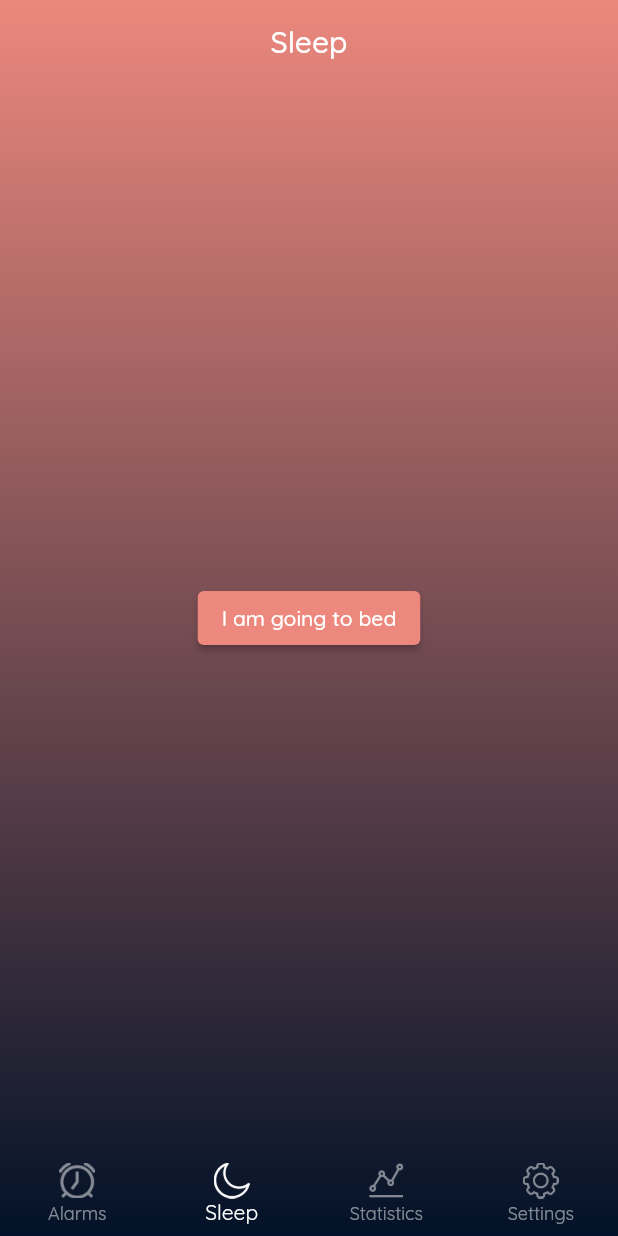
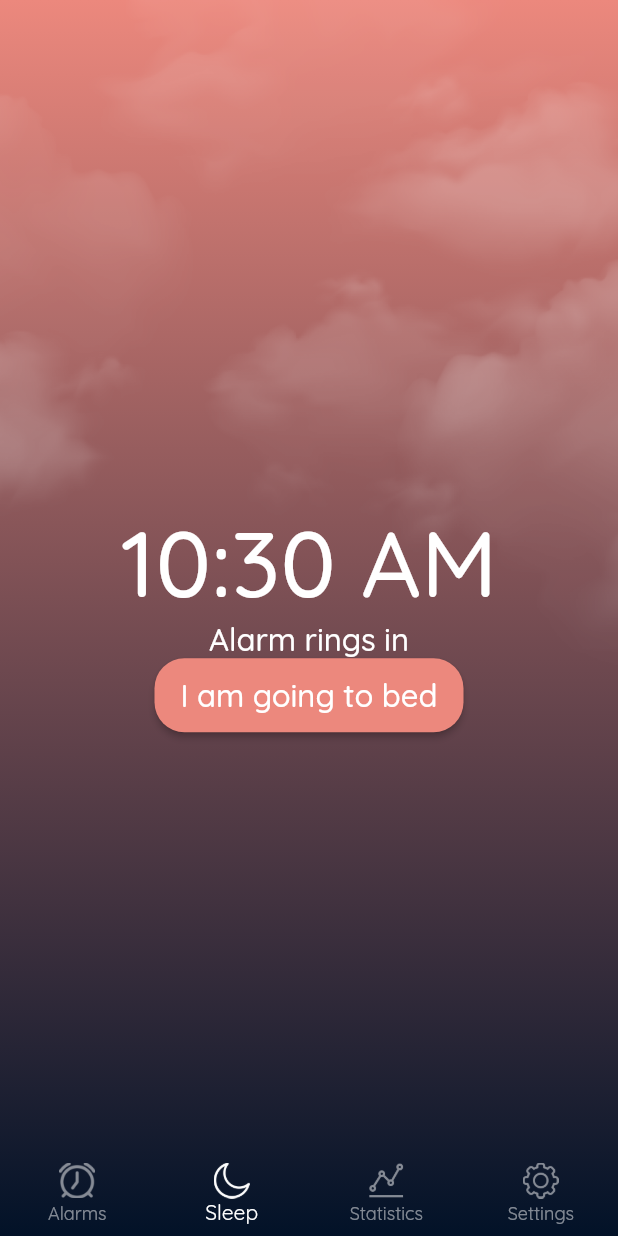
Before and after one commit to OraneOrveillon/grododo, a Flutter app: the screen it shows after launch, on a phone screen of 412 x 824 dp. Run offline on Flutter 3.47's test engine with Material 2 defaults, Android fonts, the phone set to English and light mode, and no system bars; our stand-ins replace fl_chart, flutter_spinbox, google_fonts.

Commit message:
Theme adjustments + SleepPage

```diff
--- a/lib/constants.dart
+++ b/lib/constants.dart
@@ -1,23 +1,6 @@
 import 'package:flutter/material.dart';
 
-// Colors
-const kPrimaryColor = Color(0xFFFF97B3);
+const primaryLightColor = Color(0xFFEC887D);
+const primaryDarkColor = Color(0xFF021228);
 const lightColor = Colors.white;
-const kSecondaryLightColor = Color(0xFFE4E9F2);
-const kSecondaryDarkColor = Color(0xFF404040);
-const kAccentLightColor = Color(0xFFB3BFD7);
-const kAccentDarkColor = Color(0xFF4E4E4E);
-const kBackgroundDarkColor = Color(0xFF3A3A3A);
-const kSurfaceDarkColor = Color(0xFF222225);
-// Icon Colors
-const kAccentIconLightColor = Color(0xFFECEFF5);
-const kAccentIconDarkColor = Color(0xFF303030);
-const kPrimaryIconLightColor = Color(0xFFECEFF5);
-const kPrimaryIconDarkColor = Color(0xFF232323);
-// Text Colors
-const kBodyTextColorLight = Color(0xFFA1B0CA);
-const kBodyTextColorDark = Color(0xFF7C7C7C);
-const kTitleTextLightColor = Color(0xFF101112);
-const kTitleTextDarkColor = Colors.white;
-
-const kShadowColor = Color(0xFF364564);
+const darkColor = Colors.black;
--- a/lib/main.dart
+++ b/lib/main.dart
@@ -1,5 +1,5 @@
 import 'package:flutter/material.dart';
-import 'package:grododo/theme.dart';
+import 'package:grododo/view/theme.dart';
 import 'package:provider/provider.dart';
 
 import '../model/theme_model.dart';
--- /dev/null
+++ b/lib/model/sleep_model.dart
@@ -0,0 +1,12 @@
+import 'package:flutter/material.dart';
+
+class SleepModel extends ChangeNotifier {
+  bool isSleeping = false;
+
+  SleepModel();
+
+  void updateIsSleeping() {
+    isSleeping = !isSleeping;
+    notifyListeners();
+  }
+}
--- a/lib/theme.dart
+++ /dev/null
@@ -1,101 +0,0 @@
-import 'package:flutter/material.dart';
-import 'package:google_fonts/google_fonts.dart';
-
-import 'constants.dart';
-
-ThemeData themeData(BuildContext context) {
-  return ThemeData(
-    colorScheme: const ColorScheme.light(
-      primary: Color(0xFFEC887D),
-      secondary: Color(0xFF021228),
-    ),
-    appBarTheme: const AppBarTheme(
-      backgroundColor: Colors.transparent,
-      elevation: 0,
-      centerTitle: true,
-    ),
-    bottomNavigationBarTheme: BottomNavigationBarThemeData(
-      backgroundColor: Colors.transparent,
-      selectedItemColor: Colors.white,
-      unselectedItemColor: Colors.white.withOpacity(0.5),
-      type: BottomNavigationBarType.fixed,
-      elevation: 0,
-    ),
-    switchTheme: SwitchThemeData(
-      thumbColor: MaterialStateProperty.all(Colors.white),
-      trackColor: MaterialStateProperty.all(Colors.white.withOpacity(0.5)),
-    ),
-    snackBarTheme: SnackBarThemeData(
-      behavior: SnackBarBehavior.floating,
-      backgroundColor: Colors.black.withOpacity(0.2),
-      shape: RoundedRectangleBorder(
-        borderRadius: BorderRadius.circular(10),
-      ),
-      elevation: 0,
-    ),
-    splashColor: Colors.white.withOpacity(0.5),
-    iconTheme: IconThemeData(
-      color: Colors.white.withOpacity(0.8),
-    ),
-    textButtonTheme: TextButtonThemeData(
-      style: TextButton.styleFrom(
-        primary: Colors.white,
-      ),
-    ),
-    timePickerTheme: TimePickerThemeData(
-      backgroundColor: Colors.white.withOpacity(0.2),
-      dialBackgroundColor: Colors.white.withOpacity(0.2),
-      dialHandColor: const Color(0xFFEC887D),
-      entryModeIconColor: Colors.white,
-      dayPeriodColor: const Color(0xFFEC887D),
-      dayPeriodBorderSide: const BorderSide(
-        color: Colors.transparent,
-      ),
-      dayPeriodTextColor: Colors.white,
-      hourMinuteColor: Colors.white.withOpacity(0.2),
-      hourMinuteTextColor: Colors.black,
-      helpTextStyle: const TextStyle(color: Colors.white),
-      // inputDecorationTheme: InputDecorationTheme(
-      //     // fillColor: Colors.red,
-      //     ),
-    ),
-    textTheme: GoogleFonts.quicksandTextTheme().apply(bodyColor: Colors.black).copyWith(
-        // bodyText1: const TextStyle(color: kBodyTextColorLight),
-        // bodyText2: const TextStyle(color: kBodyTextColorLight),
-        // headline4: const TextStyle(color: kTitleTextLightColor, fontSize: 32),
-        // headline1: const TextStyle(color: kTitleTextLightColor, fontSize: 80),
-        ),
-  );
-}
-
-ThemeData darkThemeData(BuildContext context) {
-  return ThemeData(
-    colorScheme: const ColorScheme.light(
-      primary: Color(0xFF021228),
-      secondary: Color(0xFF021228),
-    ),
-    appBarTheme: const AppBarTheme(
-      backgroundColor: Colors.transparent,
-      elevation: 0,
-      centerTitle: true,
-    ),
-    primaryColor: kPrimaryColor,
-    // scaffoldBackgroundColor: const Color(0xFF0D0C0E),
-    // backgroundColor: kBackgroundDarkColor,
-    bottomNavigationBarTheme: BottomNavigationBarThemeData(
-      backgroundColor: Colors.transparent,
-      selectedItemColor: Colors.white,
-      unselectedItemColor: Colors.white.withOpacity(0.5),
-      type: BottomNavigationBarType.fixed,
-      elevation: 0,
-    ),
-    iconTheme: const IconThemeData(color: kBodyTextColorDark),
-    primaryIconTheme: const IconThemeData(color: kPrimaryIconDarkColor),
-    textTheme: GoogleFonts.latoTextTheme().copyWith(
-      bodyText1: const TextStyle(color: kBodyTextColorDark),
-      bodyText2: const TextStyle(color: kBodyTextColorDark),
-      headline4: const TextStyle(color: kTitleTextDarkColor, fontSize: 32),
-      headline1: const TextStyle(color: kTitleTextDarkColor, fontSize: 80),
-    ),
-  );
-}
--- a/lib/view/components/background_gradient.dart
+++ b/lib/view/components/background.dart
@@ -1,7 +1,7 @@
 import 'package:flutter/material.dart';
 
-class BackgroundGradient extends StatelessWidget {
-  const BackgroundGradient({Key? key, required this.child}) : super(key: key);
+class Background extends StatelessWidget {
+  const Background({Key? key, required this.child}) : super(key: key);
 
   final Widget child;
 
@@ -9,6 +9,10 @@ class BackgroundGradient extends StatelessWidget {
   Widget build(BuildContext context) {
     return Container(
       decoration: BoxDecoration(
+        image: const DecorationImage(
+          image: AssetImage('assets/images/clouds.png'),
+          alignment: Alignment.topCenter,
+        ),
         gradient: LinearGradient(
           begin: Alignment.topCenter,
           end: Alignment.bottomCenter,
--- a/lib/view/pages/alarm_settings_page.dart
+++ b/lib/view/pages/alarm_settings_page.dart
@@ -4,7 +4,7 @@ import 'package:provider/provider.dart';
 
 import '../../model/alarm.dart';
 import '../../model/alarm_model.dart';
-import '../components/background_gradient.dart';
+import '../components/background.dart';
 
 class AlarmSettingsPage extends StatelessWidget {
   const AlarmSettingsPage({Key? key}) : super(key: key);
@@ -17,7 +17,7 @@ class AlarmSettingsPage extends StatelessWidget {
       appBar: AppBar(
         title: const Text('Alarm settings'),
       ),
-      body: BackgroundGradient(
+      body: Background(
         child: Consumer<AlarmModel>(
           builder: (context, alarmModel, child) => ListView(
             children: [
@@ -190,14 +190,14 @@ class AlarmSettingsPage extends StatelessWidget {
           actions: [
             TextButton(
               style: TextButton.styleFrom(
-                primary: Colors.black,
+                primary: Theme.of(context).colorScheme.tertiary,
               ),
               child: const Text('CANCEL'),
               onPressed: () => Navigator.of(context).pop(),
             ),
             TextButton(
               style: TextButton.styleFrom(
-                primary: Colors.black,
+                primary: Theme.of(context).colorScheme.tertiary,
               ),
               child: const Text('OK'),
               onPressed: () {
@@ -244,9 +244,9 @@ class AlarmSettingsPage extends StatelessWidget {
           actions: [
             TextButton(
               onPressed: () => Navigator.pop(context),
-              child: const Text(
+              child: Text(
                 'CANCEL',
-                style: TextStyle(color: Colors.black),
+                style: TextStyle(color: Theme.of(context).colorScheme.tertiary),
               ),
             ),
             TextButton(
@@ -254,9 +254,9 @@ class AlarmSettingsPage extends StatelessWidget {
                 alarmModel.updateDuration(value.toInt());
                 Navigator.pop(context);
               },
-              child: const Text(
+              child: Text(
                 'OK',
-                style: TextStyle(color: Colors.black),
+                style: TextStyle(color: Theme.of(context).colorScheme.tertiary),
               ),
             ),
           ],
--- a/lib/view/pages/alarms_page.dart
+++ b/lib/view/pages/alarms_page.dart
@@ -22,9 +22,6 @@ class AlarmsPage extends StatelessWidget {
     return alarms
         .map(
           (alarm) => Card(
-            color: Colors.white.withOpacity(0.2),
-            shadowColor: Colors.transparent,
-            elevation: 0,
             semanticContainer: true,
             borderOnForeground: true,
             child: ChangeNotifierProvider(
@@ -39,7 +36,6 @@ class AlarmsPage extends StatelessWidget {
                       ),
                     ),
                     Switch(
-                      inactiveTrackColor: Colors.black.withOpacity(0.2),
                       value: alarmModel.alarm.activated,
                       onChanged: (value) {
                         alarmModel.updateActivated(value);
--- a/lib/view/pages/navbar.dart
+++ b/lib/view/pages/navbar.dart
@@ -2,7 +2,7 @@ import 'package:flutter/material.dart';
 import 'package:provider/provider.dart';
 
 import '../../model/navbar_index_model.dart';
-import '../components/background_gradient.dart';
+import '../components/background.dart';
 import 'alarms_page.dart';
 import 'settings_page.dart';
 import 'sleep_page.dart';
@@ -26,11 +26,7 @@ class NavBar extends StatelessWidget {
       create: (_) => NavigationBarIndexModel(initialIndex: 1),
       child: Consumer<NavigationBarIndexModel>(
         builder: (context, indexModel, child) => Scaffold(
-          appBar: AppBar(
-            title: Text(_labels[indexModel.index]),
-          ),
           extendBody: true,
-          extendBodyBehindAppBar: true,
           bottomNavigationBar: BottomNavigationBar(
             currentIndex: indexModel.index,
             onTap: (index) => indexModel.updateIndex(newIndex: index),
@@ -53,7 +49,7 @@ class NavBar extends StatelessWidget {
               ),
             ],
           ),
-          body: BackgroundGradient(
+          body: Background(
             child: _navPages[indexModel.index],
           ),
         ),
--- a/lib/view/pages/sleep_page.dart
+++ b/lib/view/pages/sleep_page.dart
@@ -1,14 +1,60 @@
 import 'package:flutter/material.dart';
+import 'package:intl/intl.dart';
+import 'package:provider/provider.dart';
+
+import '../../model/sleep_model.dart';
+import '../size_config.dart';
 
 class SleepPage extends StatelessWidget {
   const SleepPage({Key? key}) : super(key: key);
 
   @override
   Widget build(BuildContext context) {
-    return Center(
-      child: ElevatedButton(
-        child: const Text('I am going to bed'),
-        onPressed: () {},
+    SizeConfig sizeConfig = SizeConfig(context);
+    return ChangeNotifierProvider<SleepModel>(
+      create: (_) => SleepModel(),
+      child: Consumer<SleepModel>(
+        builder: (context, sleepModel, child) => Center(
+          child: Column(
+            mainAxisAlignment: MainAxisAlignment.center,
+            children: [
+              StreamBuilder(
+                stream: Stream.periodic(const Duration(seconds: 1)),
+                builder: (context, snapshot) {
+                  return Text(
+                    DateFormat('hh:mm a').format(DateTime.now()),
+                    textAlign: TextAlign.center,
+                    style: Theme.of(context)
+                        .textTheme
+                        .bodyText1!
+                        .copyWith(fontSize: sizeConfig.blockSizeHorizontal * 15),
+                  );
+                },
+              ),
+              Text(
+                'Alarm rings in ',
+                textAlign: TextAlign.center,
+                style: Theme.of(context)
+                    .textTheme
+                    .bodyText1!
+                    .copyWith(fontSize: sizeConfig.blockSizeHorizontal * 5),
+              ),
+              ElevatedButton(
+                onPressed: () => sleepModel.updateIsSleeping(),
+                style: ButtonStyle(
+                  minimumSize: MaterialStateProperty.resolveWith((states) => Size(
+                        sizeConfig.blockSizeHorizontal * 50,
+                        sizeConfig.blockSizeVertical * 6,
+                      )),
+                ),
+                child: Text(
+                  sleepModel.isSleeping ? 'Awake' : 'I am going to bed',
+                  style: TextStyle(fontSize: sizeConfig.blockSizeVertical * 2.5),
+                ),
+              ),
+            ],
+          ),
+        ),
       ),
     );
   }
--- a/lib/view/pages/stats_page.dart
+++ b/lib/view/pages/stats_page.dart
@@ -6,11 +6,17 @@ class StatsPage extends StatelessWidget {
 
   @override
   Widget build(BuildContext context) {
-    return Container(
-        child: Padding(
+    return Padding(
       padding: const EdgeInsets.all(20),
-      child: Center(child: Chart()),
-    ));
+      child: ListView(
+        children: const [
+          Text('Time spent in bed'),
+          Chart(),
+          Text('Sleep quality'),
+          Chart(),
+        ],
+      ),
+    );
   }
 }
 
@@ -51,13 +57,13 @@ class Chart extends StatelessWidget {
               isCurved: true,
               barWidth: 3,
               isStrokeCapRound: true,
-              color: Colors.white,
+              color: Theme.of(context).colorScheme.surface,
               dotData: FlDotData(
                 show: false,
               ),
               belowBarData: BarAreaData(
                 show: true,
-                color: Colors.white.withOpacity(0.2),
+                color: Theme.of(context).colorScheme.surface.withOpacity(0.2),
               ),
             ),
           ],
--- /dev/null
+++ b/lib/view/size_config.dart
@@ -0,0 +1,27 @@
+import 'package:flutter/material.dart';
+
+class SizeConfig {
+  late final MediaQueryData _mediaQueryData;
+  late final double screenWidth;
+  late final double screenHeight;
+  late final double blockSizeHorizontal;
+  late final double blockSizeVertical;
+
+  late final double _safeAreaHorizontal;
+  late final double _safeAreaVertical;
+  late final double safeBlockHorizontal;
+  late final double safeBlockVertical;
+
+  SizeConfig(BuildContext context) {
+    _mediaQueryData = MediaQuery.of(context);
+    screenWidth = _mediaQueryData.size.width;
+    screenHeight = _mediaQueryData.size.height;
+    blockSizeHorizontal = screenWidth / 100;
+    blockSizeVertical = screenHeight / 100;
+
+    _safeAreaHorizontal = _mediaQueryData.padding.left + _mediaQueryData.padding.right;
+    _safeAreaVertical = _mediaQueryData.padding.top + _mediaQueryData.padding.bottom;
+    safeBlockHorizontal = (screenWidth - _safeAreaHorizontal) / 100;
+    safeBlockVertical = (screenHeight - _safeAreaVertical) / 100;
+  }
+}
--- /dev/null
+++ b/lib/view/theme.dart
@@ -0,0 +1,85 @@
+import 'package:flutter/material.dart';
+import 'package:google_fonts/google_fonts.dart';
+
+import '../constants.dart';
+
+ThemeData themeData(BuildContext context) {
+  return ThemeData(
+    colorScheme: const ColorScheme.light(
+      primary: primaryLightColor,
+      secondary: primaryDarkColor,
+      tertiary: darkColor,
+      surface: lightColor,
+    ),
+    appBarTheme: const AppBarTheme(
+      backgroundColor: Colors.transparent,
+      elevation: 0,
+      centerTitle: true,
+    ),
+    bottomNavigationBarTheme: BottomNavigationBarThemeData(
+      backgroundColor: Colors.transparent,
+      selectedItemColor: lightColor,
+      unselectedItemColor: lightColor.withOpacity(0.5),
+      type: BottomNavigationBarType.fixed,
+      elevation: 0,
+    ),
+    cardTheme: CardTheme(
+        color: lightColor.withOpacity(0.2), shadowColor: Colors.transparent, elevation: 0),
+    elevatedButtonTheme: ElevatedButtonThemeData(
+      style: ButtonStyle(
+        shape: MaterialStateProperty.all(RoundedRectangleBorder(
+          borderRadius: BorderRadius.circular(20),
+        )),
+      ),
+    ),
+    switchTheme: SwitchThemeData(
+      thumbColor: MaterialStateProperty.all(lightColor),
+      trackColor: MaterialStateProperty.resolveWith((states) {
+        if (states.contains(MaterialState.selected)) return lightColor.withOpacity(0.5);
+        return darkColor.withOpacity(0.2);
+      }),
+    ),
+    snackBarTheme: SnackBarThemeData(
+      behavior: SnackBarBehavior.floating,
+      backgroundColor: darkColor.withOpacity(0.2),
+      shape: RoundedRectangleBorder(
+        borderRadius: BorderRadius.circular(10),
+      ),
+      elevation: 0,
+    ),
+    splashColor: lightColor.withOpacity(0.5),
+    iconTheme: IconThemeData(
+      color: lightColor.withOpacity(0.8),
+    ),
+    textButtonTheme: TextButtonThemeData(
+      style: TextButton.styleFrom(
+        primary: lightColor,
+      ),
+    ),
+    timePickerTheme: TimePickerThemeData(
+      backgroundColor: lightColor.withOpacity(0.2),
+      dialBackgroundColor: lightColor.withOpacity(0.2),
+      dialHandColor: Theme.of(context).colorScheme.primary,
+      entryModeIconColor: lightColor,
+      dayPeriodColor: primaryLightColor,
+      dayPeriodBorderSide: const BorderSide(
+        color: Colors.transparent,
+      ),
+      dayPeriodTextColor: lightColor,
+      hourMinuteColor: lightColor.withOpacity(0.2),
+      hourMinuteTextColor: darkColor,
+      helpTextStyle: const TextStyle(color: lightColor),
+    ),
+    textTheme: GoogleFonts.quicksandTextTheme().apply(bodyColor: darkColor).copyWith(
+          bodyText1: GoogleFonts.quicksand(color: lightColor),
+        ),
+  );
+}
+
+ThemeData darkThemeData(BuildContext context) {
+  return themeData(context).copyWith(
+    colorScheme: themeData(context).colorScheme.copyWith(
+          primary: primaryDarkColor,
+        ),
+  );
+}
```
Also changed, not shown: pubspec.yaml (+3 -4 lines), assets/images/clouds.png (added), pubspec.lock.
